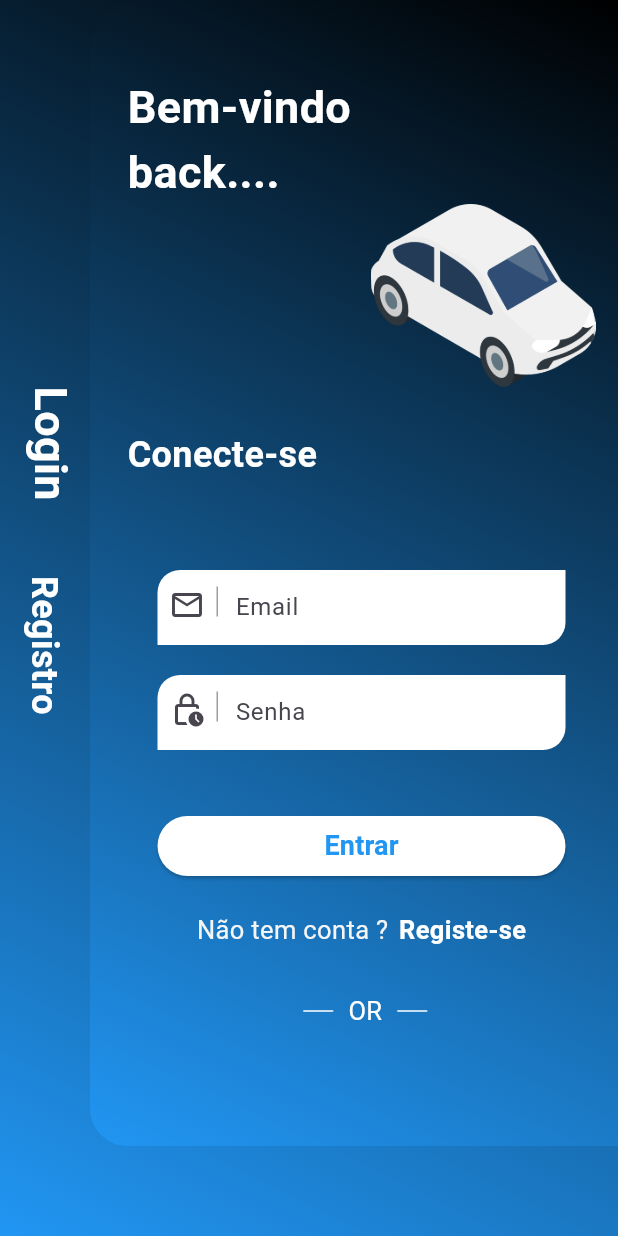
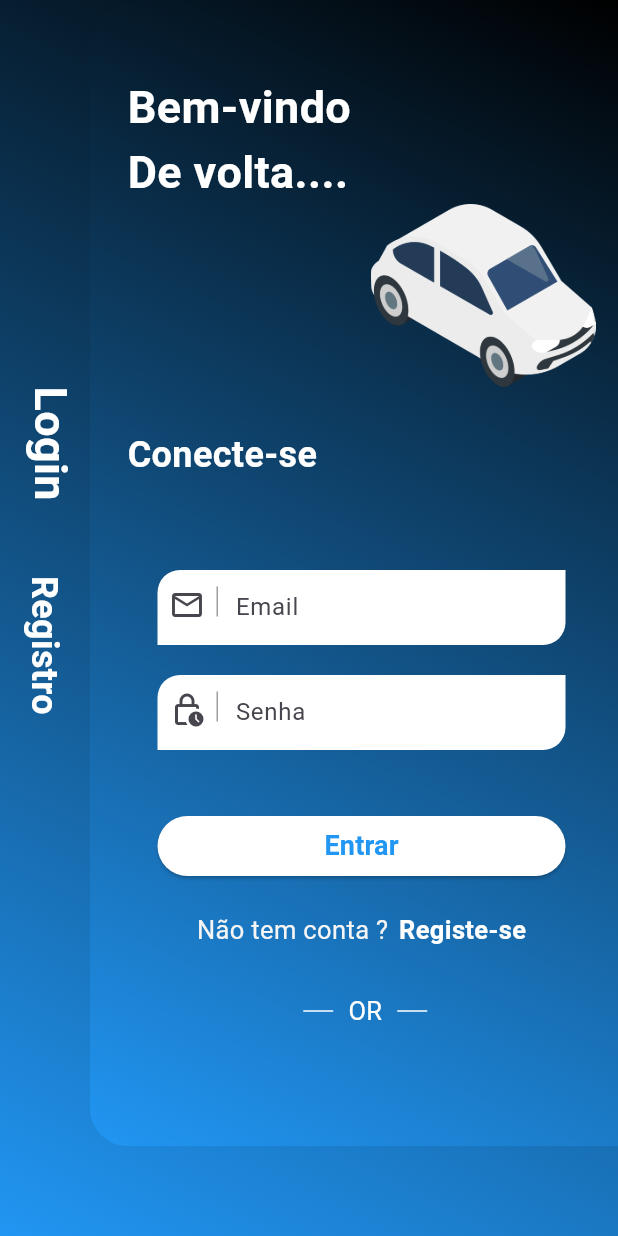
Before and after one commit to Alexlesk27/InDriver_clone, a Flutter app: the screen it shows after launch, on a phone screen of 412 x 824 dp. Run offline on Flutter 3.47's test engine with Material 3 defaults, Android fonts, the phone set to English and light mode, and no system bars; missing offline and left inert: dart:ffi.

Commit message:
primy commit

```diff
--- a/lib/src/presentation/pages/auth/login/LoginContent.dart
+++ b/lib/src/presentation/pages/auth/login/LoginContent.dart
@@ -64,7 +64,7 @@ class LoginContent extends StatelessWidget {
                       fontWeight: FontWeight.bold),
                 ),
                 Text(
-                  "back....",
+                  "De volta....",
                   style: TextStyle(
                       fontSize: 30,
                       color: Colors.white,
```
